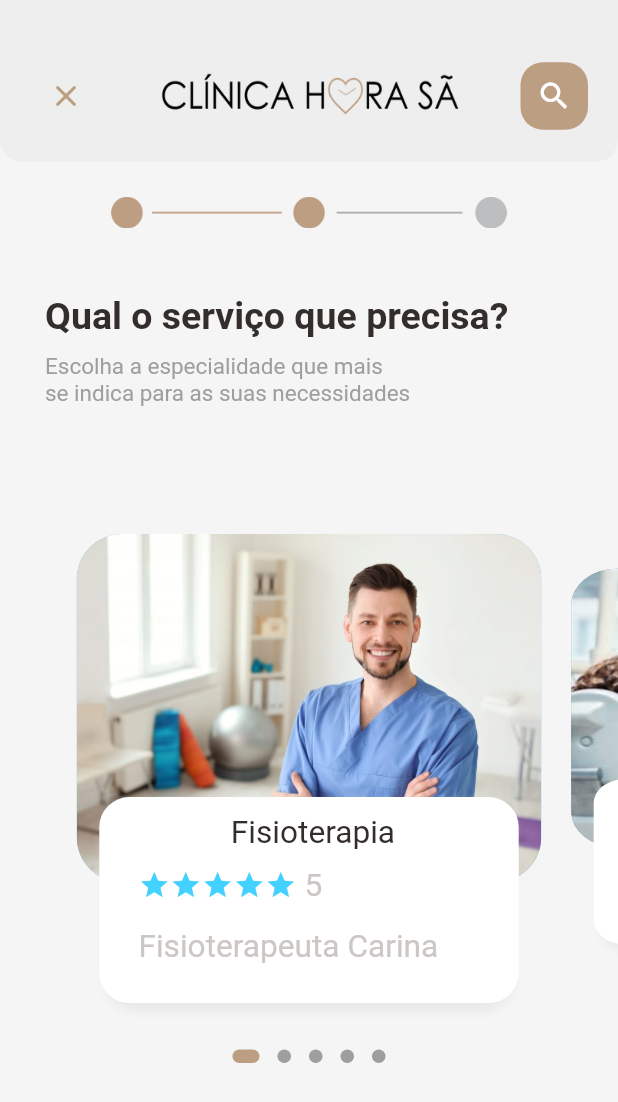
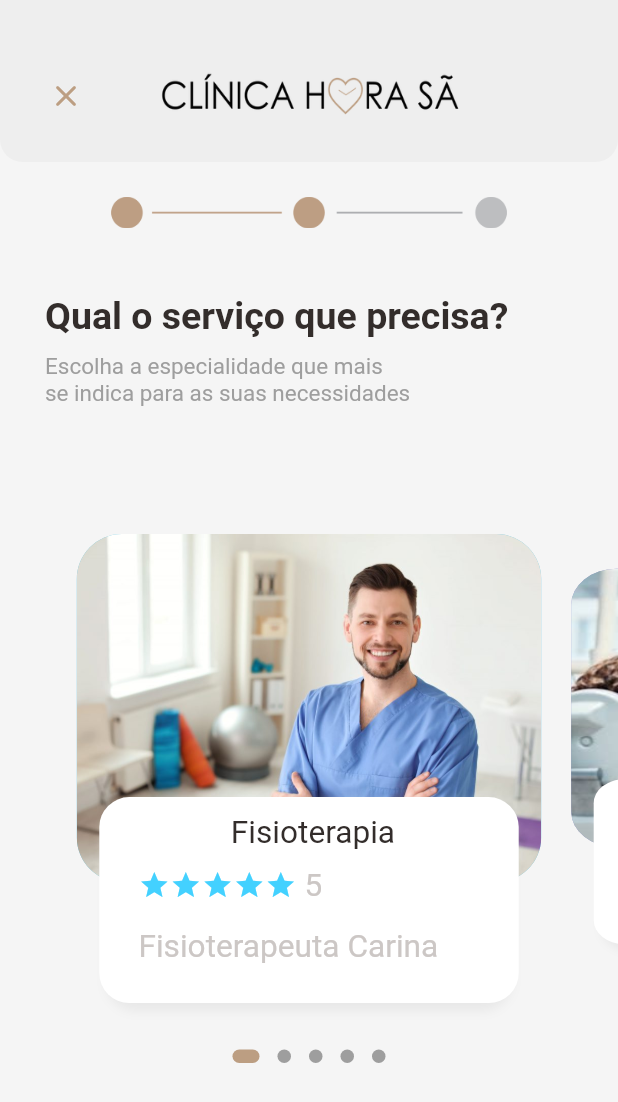
Before and after one commit to Eduardo79Silva/ClinicApp, a Flutter app: the AppointmentPage screen opened directly, after a tap on "Seguinte", on a phone screen of 412 x 824 dp. Shown: the top 1102 px of the screen. Run offline on Flutter 3.47's test engine with Material 2 defaults, Android fonts, the phone set to English and light mode, and no system bars; drawn by our look-alikes of dots_indicator; our stand-ins replace cloud_firestore, firebase_auth, firebase_core, flutter_spinkit, get, intl_phone_number_input and 1 more; accounts and stored records are empty.

Commit message:
Able to fetch appointments

```diff
--- a/lib/Home/admin_page.dart
+++ b/lib/Home/admin_page.dart
@@ -1,4 +1,5 @@
 
+import 'package:clinic_app/Utils/user.dart';
 import 'package:clinic_app/home/main_page_services.dart';
 import 'package:clinic_app/widgets/BigText.dart';
 import 'package:clinic_app/widgets/SideDrawer.dart';
@@ -30,7 +31,7 @@ class _AdminPageState extends State<AdminPage> {
   @override
   Widget build(BuildContext context) {
     return StreamProvider<List<Appointment>?>.value(
-      initialData: [],
+      initialData: null,
       value: DatabaseService().userAppointments,
       child: Scaffold(
         key: _scaffoldKey,
--- a/lib/Home/appointment_page_1.dart
+++ b/lib/Home/appointment_page_1.dart
@@ -58,17 +58,17 @@ class _AppointmentPageState extends State<AppointmentPage> {
                     ),
                   ],
                 ),
-                Container(
+                const SizedBox(
                   width: 45,
                   height: 45,
-                  child: const Icon(
-                    Icons.search,
-                    color: Colors.white,
-                  ),
-                  decoration: BoxDecoration(
-                    borderRadius: BorderRadius.circular(15.0),
-                    color: AppColors.mainColor2,
-                  ),
+                  child: Center(),
+                  // Icon(Icons.search, color: Colors.white,),
+                  // decoration: BoxDecoration(
+                  //   borderRadius: BorderRadius.circular(15.0),
+                  //   color: AppColors.mainColor2,
+                  //
+                  // ),
+
                 )
               ],
             ),
--- a/lib/Home/appointment_page_2.dart
+++ b/lib/Home/appointment_page_2.dart
@@ -57,17 +57,17 @@ class _AppointmentPageState2 extends State<AppointmentPage2> {
                       ),
                     ],
                   ),
-                  Container(
+                  const SizedBox(
                     width: 45,
                     height: 45,
-                    child: const Icon(
-                      Icons.search,
-                      color: Colors.white,
-                    ),
-                    decoration: BoxDecoration(
-                      borderRadius: BorderRadius.circular(15.0),
-                      color: AppColors.mainColor2,
-                    ),
+                    child: Center(),
+                    // Icon(Icons.search, color: Colors.white,),
+                    // decoration: BoxDecoration(
+                    //   borderRadius: BorderRadius.circular(15.0),
+                    //   color: AppColors.mainColor2,
+                    //
+                    // ),
+
                   )
                 ],
               ),
--- a/lib/Services/auth.dart
+++ b/lib/Services/auth.dart
@@ -1,5 +1,6 @@
 import 'package:clinic_app/Services/database.dart';
 import 'package:clinic_app/Utils/user.dart';
+import 'package:cloud_firestore/cloud_firestore.dart';
 import 'package:firebase_auth/firebase_auth.dart';
 import 'package:flutter/material.dart';
 
@@ -52,7 +53,7 @@ class AuthService{
       UserCredential result = await _auth.createUserWithEmailAndPassword(email: email, password: password);
       User? u = result.user;
 
-      await DatabaseService(uid: u!.uid).addAppointment('Dentista', DateTime.now(), '16:30');
+      await DatabaseService(uid: u!.uid).addAppointment('Dentista', Timestamp.fromDate(DateTime.now()), '16:30');
       return _userFromFirebaseUser(u);
     }
     catch(e){
--- a/lib/Utils/appointment.dart
+++ b/lib/Utils/appointment.dart
@@ -4,8 +4,9 @@ class Appointment {
   final String specialty;
   final Timestamp day;
   final String time;
+  final String uid;
   bool scheduled = false;
 
-  Appointment({required this.specialty, required this.day, required this.time });
+  Appointment({required this.specialty, required this.day, required this.time, required this.uid });
 
 }
```
Also changed, not shown: lib/Home/appointment_page_3.dart (+9 -9 lines), lib/Services/database.dart (+18 -17 lines), lib/Widgets/appointmentList.dart (+11 -11 lines), lib/Widgets/appointment_widget.dart (added, +75 -0 lines).
